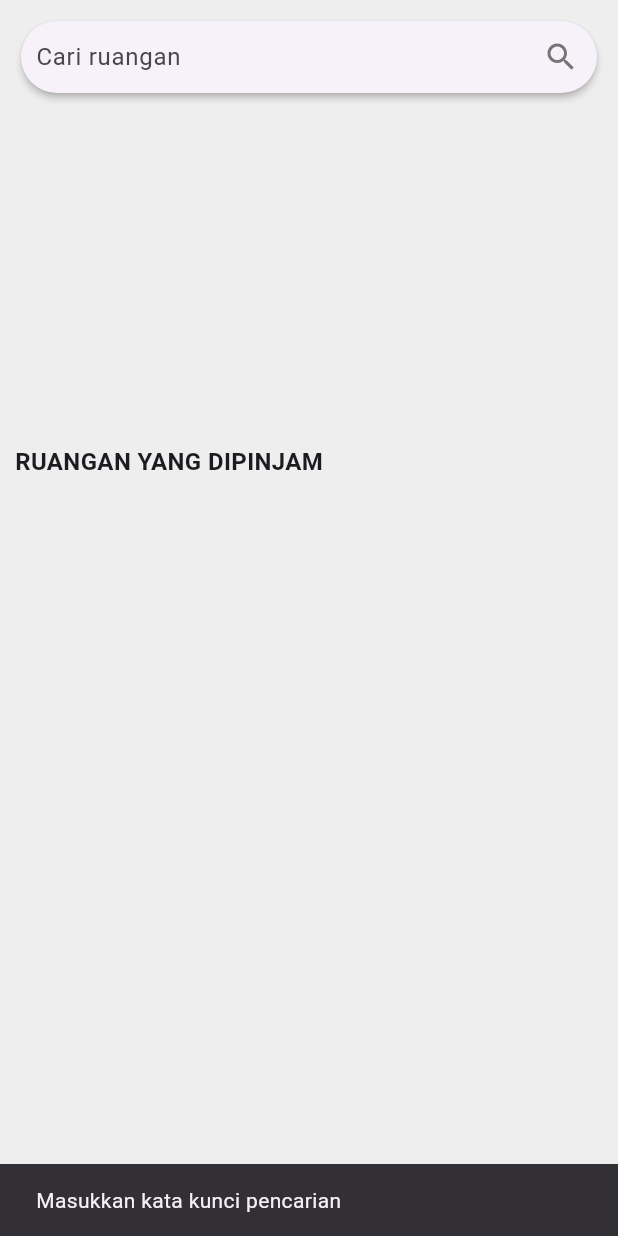
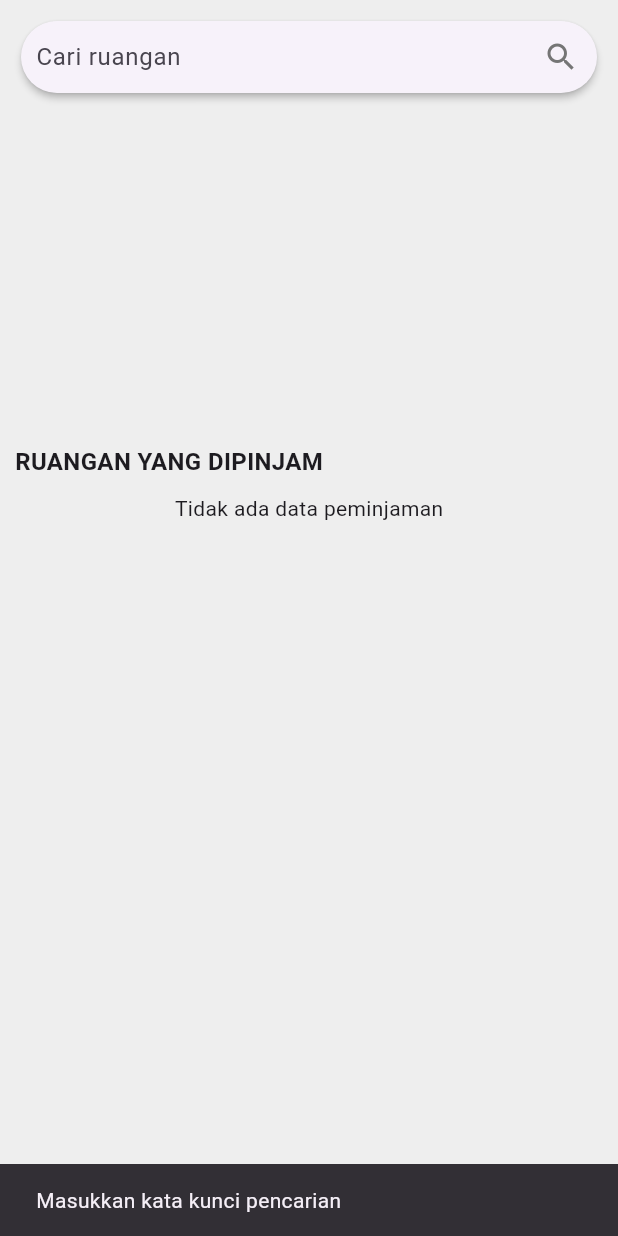
Before and after one commit to sipinjam/sipinjam, a Flutter app: the HomePage screen opened by its route, after a tap on the "search" icon, on a phone screen of 412 x 824 dp. Run offline on Flutter 3.47's test engine with Material 3 defaults, Android fonts, the phone set to English and light mode, and no system bars; our stand-ins replace flutter_riverpod, shared_preferences, table_calendar; missing offline and left inert: d_button, d_info, d_input, d_view; accounts and stored records are empty; network calls fail.

Commit message:
home mobile

```diff
--- a/Flutter/lib/pages/dashboard/Home/homePage.dart
+++ b/Flutter/lib/pages/dashboard/Home/homePage.dart
@@ -6,6 +6,8 @@ import 'package:sipit_app/theme.dart';
 import 'package:http/http.dart' as http;
 import 'dart:convert';
 import 'package:sipit_app/config/app_session.dart';
+import 'package:sipit_app/models/peminjamanModel.dart';
+import 'package:intl/intl.dart';
 
 class HomePage extends StatefulWidget {
   const HomePage({super.key});
@@ -16,7 +18,7 @@ class HomePage extends StatefulWidget {
 
 class _HomePageState extends State<HomePage> {
   List<Map<String, dynamic>> gedungList = [];
-  List<Map<String, dynamic>> bookingList = [];
+  List<PeminjamanModel> bookingList = [];
   TextEditingController searchController = TextEditingController();
 
   @override
@@ -40,28 +42,50 @@ class _HomePageState extends State<HomePage> {
   }
 
   Future<void> fetchBookings() async {
-    int idPeminjam = await AppSession.getUserId();
-    final response = await http.get(
-      Uri.parse('http://localhost/sipinjamfix/sipinjam/api/peminjaman'),
-    );
+    const baseUrl = 'http://localhost/sipinjamfix/sipinjam/api/peminjaman/';
+    try {
+      final peminjamData = await AppSession.getPeminjam();
+      if (peminjamData == null || peminjamData.namaPeminjam.isEmpty) {
+        throw Exception('Data peminjam tidak ditemukan.');
+      }
+
+      final namaPeminjamLogin =
+          peminjamData.namaPeminjam; // Nama peminjam yang login
+      final url =
+          '$baseUrl?nama_peminjam=$namaPeminjamLogin'; // Filter berdasarkan nama
+
+      final response = await http.get(Uri.parse(url));
 
       if (response.statusCode == 200) {
-      final data = jsonDecode(response.body);
-      if (data['status'] == 'success') {
+        final data = json.decode(response.body);
+
+        // Filter data yang sesuai dengan nama peminjam yang login
+        final filteredData = (data['data'] as List)
+            .map((json) => PeminjamanModel.fromJson(json))
+            .where((item) => item.namaPeminjam == namaPeminjamLogin)
+            .toList();
+
         setState(() {
-          bookingList = List<Map<String, dynamic>>.from(data['data']);
+          bookingList = filteredData;
+        });
+      } else {
+        throw Exception(
+            'Gagal memuat data. Kode status: ${response.statusCode}');
+      }
+    } catch (e) {
+      print('Error fetching data: $e');
+      setState(() {
+        bookingList = [];
       });
     }
   }
-  }
 
-  List<Map<String, dynamic>> getFilteredBookings() {
+  List<PeminjamanModel> getFilteredBookings() {
     DateTime now = DateTime.now();
-    return bookingList.where((booking) {
-      DateTime bookingDate = DateTime.parse(booking['tanggal_kegiatan']);
-      return (booking['nama_status'] == 'proses' ||
-              booking['nama_status'] == 'disetujui') &&
-          now.isBefore(bookingDate.add(const Duration(days: 1)));
+    return bookingList.where((PeminjamanModel booking) {
+      return (booking.namaStatus == 'proses' ||
+              booking.namaStatus == 'disetujui') &&
+          now.isBefore(booking.tanggalKegiatan.add(const Duration(days: 1)));
     }).toList();
   }
 
@@ -191,18 +215,35 @@ class _HomePageState extends State<HomePage> {
                 const SizedBox(height: 10),
 
                 // DAFTAR RUANGAN
+                Column(
+                  crossAxisAlignment: CrossAxisAlignment.start,
+                  children: [
                     const Text(
                       "RUANGAN YANG DIPINJAM",
-                  style: TextStyle(fontSize: 16, fontWeight: FontWeight.bold),
+                      style:
+                          TextStyle(fontSize: 16, fontWeight: FontWeight.bold),
                     ),
                     const SizedBox(height: 10),
-                // Menampilkan BookingCard yang sudah difilter
+                    // Kondisi untuk memeriksa apakah daftar peminjaman kosong
+                    if (getFilteredBookings().isEmpty)
+                      const Center(
+                        child: Text(
+                          "Tidak ada data peminjaman",
+                          style: TextStyle(fontSize: 14),
+                        ),
+                      )
+                    else
                       for (final booking in getFilteredBookings())
                         BookingCard(
-                    buildingName: booking['nama_ruangan'] ?? '-',
-                    activityName: booking['nama_kegiatan'] ?? '-',
-                    date: booking['tanggal_kegiatan'] ?? '-',
-                    status: booking['nama_status'] ?? '-',
+                          buildingName: booking.namaRuangan,
+                          activityName: booking.namaKegiatan,
+                          date: DateFormat('yyyy-MM-dd')
+                              .format(booking.tanggalKegiatan),
+                          status: booking.namaStatus,
+                          time1: (booking.waktuMulai),
+                          time2: (booking.waktuSelesai),
+                        ),
+                  ],
                 ),
               ],
             ),
@@ -218,12 +259,16 @@ class BookingCard extends StatelessWidget {
   final String activityName;
   final String date;
   final String status;
+  final String time1;
+  final String time2;
 
   const BookingCard({
     required this.buildingName,
     required this.activityName,
     required this.date,
     required this.status,
+    required this.time1,
+    required this.time2,
     super.key,
   });
 
@@ -247,37 +292,47 @@ class BookingCard extends StatelessWidget {
         borderRadius: BorderRadius.circular(12),
       ),
       child: Padding(
-        padding: const EdgeInsets.all(16),
+        padding: const EdgeInsets.all(12),
         child: Column(
           crossAxisAlignment: CrossAxisAlignment.start,
           children: [
+            Row(
+              mainAxisAlignment: MainAxisAlignment.spaceBetween,
+              children: [
+                const Text(
+                  'Peminjaman',
+                  style: TextStyle(fontSize: 16, fontWeight: FontWeight.bold),
+                ),
+                Text(
+                  status,
+                  style: TextStyle(
+                      fontSize: 16,
+                      fontWeight: FontWeight.bold,
+                      color: _getStatusColor(status)),
+                ),
+              ],
+            ),
+            const SizedBox(height: 8),
             Text(
               buildingName,
-              style: const TextStyle(fontSize: 16, fontWeight: FontWeight.bold),
+              style: const TextStyle(fontSize: 20, fontWeight: FontWeight.bold),
             ),
             const SizedBox(height: 4),
             Text(
               activityName,
-              style: const TextStyle(fontSize: 14, color: Colors.grey),
+              style: const TextStyle(fontSize: 16, color: Colors.grey),
             ),
-            const SizedBox(height: 4),
+            const SizedBox(height: 12),
             Divider(color: Colors.grey[300]),
-            const SizedBox(height: 4),
+            const SizedBox(height: 8),
             Row(
               mainAxisAlignment: MainAxisAlignment.spaceBetween,
               children: [
                 Text(
                   date,
-                  style: const TextStyle(fontSize: 14, color: Colors.grey),
+                  style: const TextStyle(fontSize: 16, color: Colors.grey),
                 ),
-                Text(
-                  status,
-                  style: TextStyle(
-                    fontSize: 14,
-                    fontWeight: FontWeight.bold,
-                    color: _getStatusColor(status),
-                  ),
-                ),
+                Text('$time1 - $time2'),
               ],
             ),
           ],
```
Lines whose indentation alone changed are shown as unchanged.
